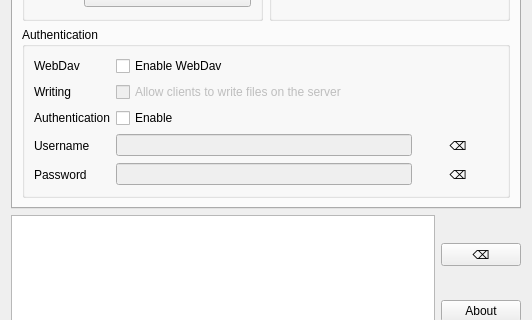
First picture: the form in qweborf/main.ui, repository ltworf/weborf, before the edit; both pictures show x 0 to 532 and y 119 to 439 of the 532 by 536 pixel window.
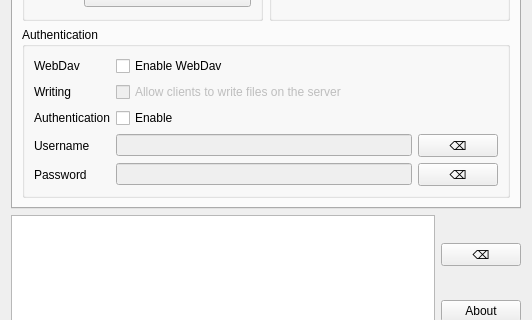
Second picture: the form after the edit. The open tabs and pages were chosen to show the change.

Commit message: - Buttons not flat anymore

The edit to the form file:
```diff
--- a/qweborf/main.ui
+++ b/qweborf/main.ui
@@ -297,9 +297,6 @@
                 <property name="text">
                  <string>⌫</string>
                 </property>
-                <property name="flat">
-                 <bool>true</bool>
-                </property>
                </widget>
               </item>
              </layout>
@@ -342,9 +339,6 @@
                 <property name="checkable">
                  <bool>false</bool>
                 </property>
-                <property name="flat">
-                 <bool>true</bool>
-                </property>
                </widget>
               </item>
              </layout>
```
Left out of the diff: 3 changed lines with no effect on the pictures.
